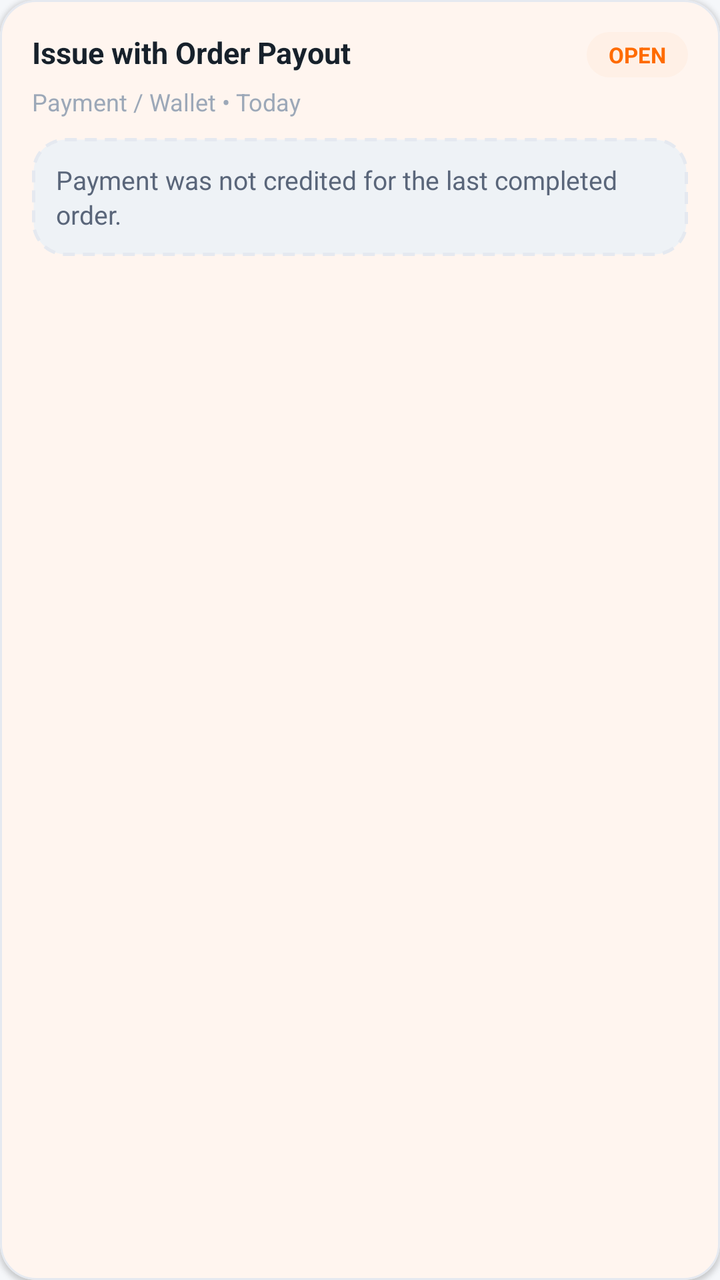
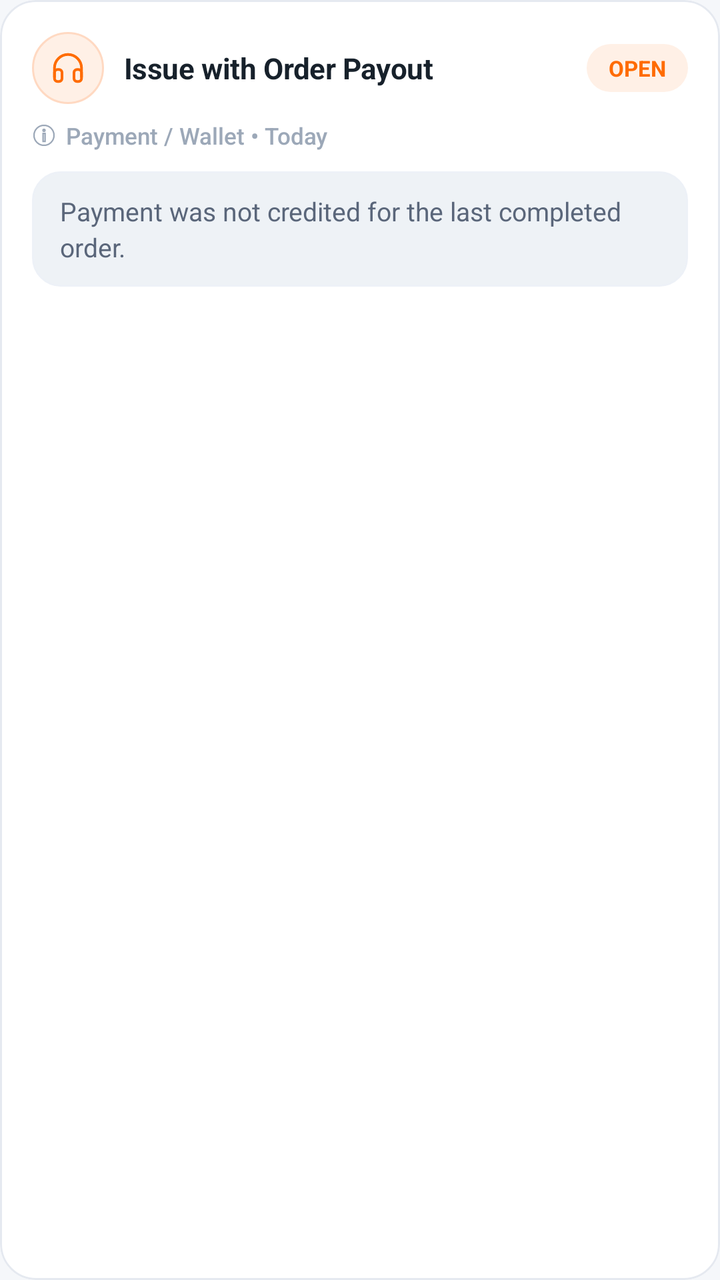

An Android layout rendered at two revisions. The XML below is the earlier revision; the diff shows what the commit changed to produce the second picture.
<!-- AndroidManifest.xml: application theme Theme.AKRHunger -->
<!-- res/layout/item_support_ticket.xml -->
<?xml version="1.0" encoding="utf-8"?>
<com.google.android.material.card.MaterialCardView
    xmlns:android="http://schemas.android.com/apk/res/android"
    xmlns:app="http://schemas.android.com/apk/res-auto"
    android:layout_width="match_parent"
    android:layout_height="wrap_content"
    android:layout_marginBottom="12dp"
    app:cardCornerRadius="18dp"
    app:cardElevation="1.5dp"
    app:strokeColor="@color/card_border"
    app:strokeWidth="1dp"
    app:cardBackgroundColor="@color/surface">

    <LinearLayout
        android:layout_width="match_parent"
        android:layout_height="wrap_content"
        android:orientation="vertical"
        android:padding="16dp">

        <RelativeLayout
            android:layout_width="match_parent"
            android:layout_height="wrap_content">

            <TextView
                android:id="@+id/tv_ticket_subject"
                android:layout_width="wrap_content"
                android:layout_height="wrap_content"
                android:layout_alignParentStart="true"
                android:layout_toStartOf="@id/tv_ticket_status"
                android:layout_marginEnd="8dp"
                android:text="Issue with Order Payout"
                android:textColor="@color/text_primary"
                android:textSize="15sp"
                android:textStyle="bold" />

            <TextView
                android:id="@+id/tv_ticket_status"
                android:layout_width="wrap_content"
                android:layout_height="wrap_content"
                android:layout_alignParentEnd="true"
                android:background="@drawable/bg_pill_primary"
                android:backgroundTint="@color/primary_tint"
                android:paddingHorizontal="11dp"
                android:paddingVertical="4dp"
                android:text="OPEN"
                android:textColor="@color/primary"
                android:textSize="11sp"
                android:textStyle="bold" />
        </RelativeLayout>

        <TextView
            android:id="@+id/tv_ticket_category_date"
            android:layout_width="wrap_content"
            android:layout_height="wrap_content"
            android:layout_marginTop="4dp"
            android:text="Payment / Wallet • Today"
            android:textColor="@color/text_hint"
            android:textSize="12sp" />

        <TextView
            android:id="@+id/tv_ticket_desc"
            android:layout_width="match_parent"
            android:layout_height="wrap_content"
            android:layout_marginTop="10dp"
            android:background="@drawable/bg_doc_card"
            android:padding="12dp"
            android:text="Payment was not credited for the last completed order."
            android:textColor="@color/text_secondary"
            android:textSize="13sp"
            android:lineSpacingExtra="2dp" />
    </LinearLayout>
</com.google.android.material.card.MaterialCardView>
<!-- resources referenced by this layout -->
<resources>
  <color name="card_border">#E5E9F0</color>
  <color name="primary">#FF6B00</color>
  <color name="primary_tint">#FFF0E6</color>
  <color name="surface">#FFFFFF</color>
  <color name="text_hint">#9CA8B8</color>
  <color name="text_primary">#17212B</color>
  <color name="text_secondary">#5A667A</color>
  <!-- drawable bg_doc_card (drawable) -->
  <?xml version="1.0" encoding="utf-8"?>
  <shape xmlns:android="http://schemas.android.com/apk/res/android"
      android:shape="rectangle">
      <solid android:color="@color/surface_variant" />
      <corners android:radius="16dp" />
      <stroke
          android:width="1.5dp"
          android:color="@color/card_border"
          android:dashWidth="6dp"
          android:dashGap="4dp" />
  </shape>
  <color name="surface_variant">#EEF2F6</color>
  <color name="primary_dark">#E85D04</color>
  <color name="on_primary">#FFFFFF</color>
  <color name="secondary">#E9A23B</color>
  <color name="on_secondary">#17212B</color>
  <color name="background">#F5F7FA</color>
  <color name="on_surface">#17212B</color>
  <style name="ThemeOverlay.AKR.BottomSheetDialog" parent="ThemeOverlay.Material3.BottomSheetDialog">
          <item name="bottomSheetStyle">@style/Widget.AKR.BottomSheet</item>
      </style>
  <style name="ShapeAppearance.AKR.Dialog" parent="">
          <item name="cornerFamily">rounded</item>
          <item name="cornerSize">24dp</item>
      </style>
  <style name="Widget.AKR.BottomSheet" parent="Widget.Material3.BottomSheet">
          <item name="shapeAppearanceOverlay">@style/ShapeAppearance.AKR.BottomSheet</item>
          <item name="backgroundTint">@color/surface</item>
      </style>
  <color name="info">#2563EB</color>
  <style name="ShapeAppearance.AKR.BottomSheet" parent="">
          <item name="cornerFamily">rounded</item>
          <item name="cornerSizeTopLeft">28dp</item>
          <item name="cornerSizeTopRight">28dp</item>
      </style>
  <!-- unchanged entries left out for length: 8 -->
</resources>

<!-- the commit's change to res/layout/item_support_ticket.xml (unified diff, before → after) -->
@@ -5,11 +5,14 @@
     android:layout_width="match_parent"
     android:layout_height="wrap_content"
     android:layout_marginBottom="12dp"
+    android:clickable="true"
+    android:focusable="true"
+    android:foreground="?attr/selectableItemBackground"
+    app:cardBackgroundColor="@color/surface"
     app:cardCornerRadius="18dp"
-    app:cardElevation="1.5dp"
+    app:cardElevation="0dp"
     app:strokeColor="@color/card_border"
-    app:strokeWidth="1dp"
-    app:cardBackgroundColor="@color/surface">
+    app:strokeWidth="1dp">
 
     <LinearLayout
         android:layout_width="match_parent"
@@ -17,56 +20,110 @@
         android:orientation="vertical"
         android:padding="16dp">
 
+        
         <RelativeLayout
             android:layout_width="match_parent"
             android:layout_height="wrap_content">
 
-            <TextView
-                android:id="@+id/tv_ticket_subject"
-                android:layout_width="wrap_content"
+            <LinearLayout
+                android:layout_width="match_parent"
                 android:layout_height="wrap_content"
                 android:layout_alignParentStart="true"
+                android:layout_centerVertical="true"
                 android:layout_toStartOf="@id/tv_ticket_status"
-                android:layout_marginEnd="8dp"
-                android:text="Issue with Order Payout"
-                android:textColor="@color/text_primary"
-                android:textSize="15sp"
-                android:textStyle="bold" />
+                android:layout_marginEnd="10dp"
+                android:gravity="center_vertical"
+                android:orientation="horizontal">
+
+                <FrameLayout
+                    android:layout_width="36dp"
+                    android:layout_height="36dp"
+                    android:background="@drawable/bg_icon_circle_orange"
+                    android:padding="9dp">
+
+                    <ImageView
+                        android:layout_width="match_parent"
+                        android:layout_height="match_parent"
+                        android:src="@drawable/ic_support"
+                        app:tint="@color/primary"
+                        android:contentDescription="Support Ticket" />
+                </FrameLayout>
+
+                <TextView
+                    android:id="@+id/tv_ticket_subject"
+                    android:layout_width="wrap_content"
+                    android:layout_height="wrap_content"
+                    android:layout_marginStart="10dp"
+                    android:text="Issue with Order Payout"
+                    android:textColor="@color/text_primary"
+                    android:textSize="14.5sp"
+                    android:textStyle="bold"
+                    android:letterSpacing="-0.01"
+                    android:maxLines="2"
+                    android:ellipsize="end" />
+            </LinearLayout>
 
             <TextView
                 android:id="@+id/tv_ticket_status"
                 android:layout_width="wrap_content"
                 android:layout_height="wrap_content"
                 android:layout_alignParentEnd="true"
+                android:layout_centerVertical="true"
                 android:background="@drawable/bg_pill_primary"
                 android:backgroundTint="@color/primary_tint"
                 android:paddingHorizontal="11dp"
-                android:paddingVertical="4dp"
+                android:paddingVertical="4.5dp"
                 android:text="OPEN"
                 android:textColor="@color/primary"
                 android:textSize="11sp"
                 android:textStyle="bold" />
         </RelativeLayout>
 
-        <TextView
-            android:id="@+id/tv_ticket_category_date"
+        
+        <LinearLayout
             android:layout_width="wrap_content"
             android:layout_height="wrap_content"
-            android:layout_marginTop="4dp"
-            android:text="Payment / Wallet • Today"
-            android:textColor="@color/text_hint"
-            android:textSize="12sp" />
+            android:layout_marginTop="8dp"
+            android:gravity="center_vertical"
+            android:orientation="horizontal">
 
-        <TextView
-            android:id="@+id/tv_ticket_desc"
+            <ImageView
+                android:layout_width="12dp"
+                android:layout_height="12dp"
+                android:src="@drawable/ic_info"
+                app:tint="@color/text_hint"
+                android:contentDescription="Category" />
+
+            <TextView
+                android:id="@+id/tv_ticket_category_date"
+                android:layout_width="wrap_content"
+                android:layout_height="wrap_content"
+                android:layout_marginStart="5dp"
+                android:text="Payment / Wallet • Today"
+                android:textColor="@color/text_hint"
+                android:textSize="11.5sp"
+                android:fontFamily="sans-serif-medium" />
+        </LinearLayout>
+
+        
+        <LinearLayout
             android:layout_width="match_parent"
             android:layout_height="wrap_content"
             android:layout_marginTop="10dp"
-            android:background="@drawable/bg_doc_card"
-            android:padding="12dp"
-            android:text="Payment was not credited for the last completed order."
-            android:textColor="@color/text_secondary"
-            android:textSize="13sp"
-            android:lineSpacingExtra="2dp" />
+            android:background="@drawable/bg_quote_bubble"
+            android:orientation="vertical"
+            android:paddingHorizontal="14dp"
+            android:paddingVertical="11dp">
+
+            <TextView
+                android:id="@+id/tv_ticket_desc"
+                android:layout_width="match_parent"
+                android:layout_height="wrap_content"
+                android:text="Payment was not credited for the last completed order."
+                android:textColor="@color/text_secondary"
+                android:textSize="13sp"
+                android:lineSpacingExtra="2.5dp" />
+        </LinearLayout>
+
     </LinearLayout>
 </com.google.android.material.card.MaterialCardView>
<!-- resource entries referenced after the edit -->
@@ -7,19 +7,63 @@
   <color name="text_hint">#9CA8B8</color>
   <color name="text_primary">#17212B</color>
   <color name="text_secondary">#5A667A</color>
-  <!-- drawable bg_doc_card (drawable) -->
+  <!-- drawable bg_icon_circle_orange (drawable) -->
+  <?xml version="1.0" encoding="utf-8"?>
+  <shape xmlns:android="http://schemas.android.com/apk/res/android"
+      android:shape="oval">
+      <solid android:color="@color/primary_tint" />
+      <stroke android:width="1dp" android:color="@color/primary_tint_border" />
+  </shape>
+  <!-- drawable bg_quote_bubble (drawable) -->
   <?xml version="1.0" encoding="utf-8"?>
   <shape xmlns:android="http://schemas.android.com/apk/res/android"
       android:shape="rectangle">
+      <corners android:radius="14dp" />
       <solid android:color="@color/surface_variant" />
-      <corners android:radius="16dp" />
       <stroke
-          android:width="1.5dp"
-          android:color="@color/card_border"
-          android:dashWidth="6dp"
-          android:dashGap="4dp" />
+          android:width="1dp"
+          android:color="@color/card_border_subtle" />
   </shape>
+  <!-- drawable ic_info (drawable) -->
+  <vector xmlns:android="http://schemas.android.com/apk/res/android"
+      android:width="24dp"
+      android:height="24dp"
+      android:viewportWidth="24"
+      android:viewportHeight="24">
+      <path
+          android:fillColor="@android:color/transparent"
+          android:pathData="M12,2A10,10 0,1 0,22 12,10,10 0,0 0,12 2ZM12,6a1,1 0,1 1,0 2,1,1 0,0 1,0 -2ZM11,10h2v8h-2z"
+          android:strokeColor="#FFA000"
+          android:strokeWidth="1.5" />
+  </vector>
+  <!-- drawable ic_support (drawable) -->
+  <vector xmlns:android="http://schemas.android.com/apk/res/android"
+      android:width="24dp"
+      android:height="24dp"
+      android:viewportWidth="24"
+      android:viewportHeight="24">
+      <path
+          android:strokeColor="#FF000000"
+          android:strokeWidth="1.8"
+          android:strokeLineCap="round"
+          android:strokeLineJoin="round"
+          android:pathData="M3,18 V12 C3,7.03 7.03,3 12,3 C16.97,3 21,7.03 21,12 V18" />
+      <path
+          android:strokeColor="#FF000000"
+          android:strokeWidth="1.8"
+          android:strokeLineCap="round"
+          android:strokeLineJoin="round"
+          android:pathData="M21,15 V19 C21,20.1 20.1,21 19,21 H18 C16.9,21 16,20.1 16,19 V15 C16,13.9 16.9,13 18,13 H19 C20.1,13 21,13.9 21,15 Z" />
+      <path
+          android:strokeColor="#FF000000"
+          android:strokeWidth="1.8"
+          android:strokeLineCap="round"
+          android:strokeLineJoin="round"
+          android:pathData="M8,15 V19 C8,20.1 7.1,21 6,21 H5 C3.9,21 3,20.1 3,19 V15 C3,13.9 3.9,13 5,13 H6 C7.1,13 8,13.9 8,15 Z" />
+  </vector>
+  <color name="primary_tint_border">#FFD9C2</color>
   <color name="surface_variant">#EEF2F6</color>
+  <color name="card_border_subtle">#EDF1F7</color>
   <color name="primary_dark">#E85D04</color>
   <color name="on_primary">#FFFFFF</color>
   <color name="secondary">#E9A23B</color>
